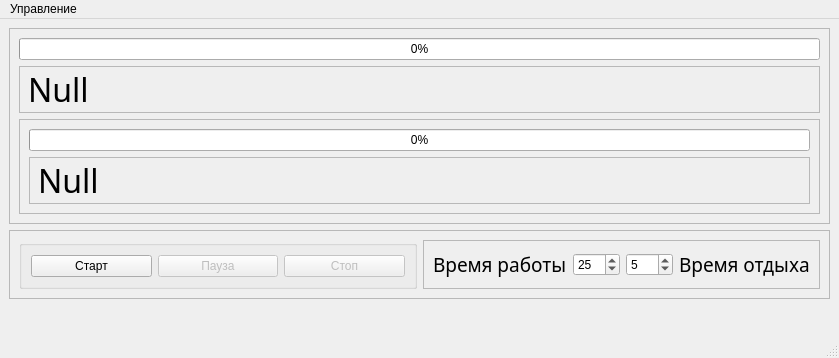
Above: ui/main_window.ui from graal101/PomodoroTimer before the change. Below: the same form after it.
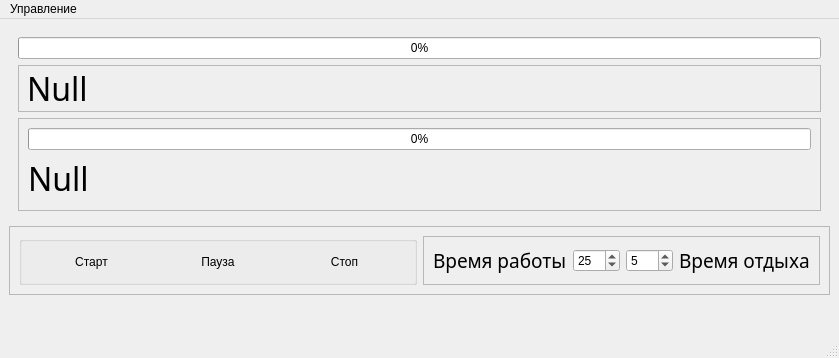
That is the form after the change. Icons and pictures are not drawn.

What changed in the file:
```diff
--- a/ui/main_window.ui
+++ b/ui/main_window.ui
@@ -17,15 +17,20 @@
    <iconset>
     <normaloff>../ico/rotten-tomatoes-logo.png</normaloff>../ico/rotten-tomatoes-logo.png</iconset>
   </property>
+  <property name="styleSheet">
+   <string notr="true">/*background: color;
+color: silver;
+border: 0.5px solid #B8860B;*/</string>
+  </property>
   <widget class="QWidget" name="centralwidget">
    <layout class="QVBoxLayout" name="verticalLayout_3">
     <item>
      <widget class="QFrame" name="frame">
       <property name="frameShape">
-       <enum>QFrame::StyledPanel</enum>
+       <enum>QFrame::NoFrame</enum>
       </property>
       <property name="frameShadow">
-       <enum>QFrame::Raised</enum>
+       <enum>QFrame::Plain</enum>
       </property>
       <layout class="QVBoxLayout" name="verticalLayout_2">
        <item>
@@ -68,8 +73,11 @@
             <property name="cursor">
              <cursorShape>IBeamCursor</cursorShape>
             </property>
+            <property name="layoutDirection">
+             <enum>Qt::LeftToRight</enum>
+            </property>
             <property name="autoFillBackground">
-             <bool>true</bool>
+             <bool>false</bool>
             </property>
             <property name="value">
              <number>0</number>
@@ -94,7 +102,7 @@
              </font>
             </property>
             <property name="frameShape">
-             <enum>QFrame::StyledPanel</enum>
+             <enum>QFrame::NoFrame</enum>
             </property>
             <property name="text">
              <string>Null</string>
@@ -133,12 +141,15 @@
             <property name="text">
              <string>Старт</string>
             </property>
+            <property name="flat">
+             <bool>true</bool>
+            </property>
            </widget>
           </item>
           <item>
            <widget class="QPushButton" name="btn_pause">
             <property name="enabled">
-             <bool>false</bool>
+             <bool>true</bool>
             </property>
             <property name="cursor">
              <cursorShape>PointingHandCursor</cursorShape>
@@ -146,19 +157,28 @@
             <property name="text">
              <string>Пауза</string>
             </property>
+            <property name="flat">
+             <bool>true</bool>
+            </property>
            </widget>
           </item>
           <item>
            <widget class="QPushButton" name="btn_stop">
             <property name="enabled">
-             <bool>false</bool>
+             <bool>true</bool>
             </property>
             <property name="cursor">
              <cursorShape>PointingHandCursor</cursorShape>
             </property>
+            <property name="styleSheet">
+             <string notr="true"/>
+            </property>
             <property name="text">
              <string>Стоп</string>
             </property>
+            <property name="flat">
+             <bool>true</bool>
+            </property>
            </widget>
           </item>
          </layout>
```
Left out of the diff: 3 changed lines with no effect on the pictures.
